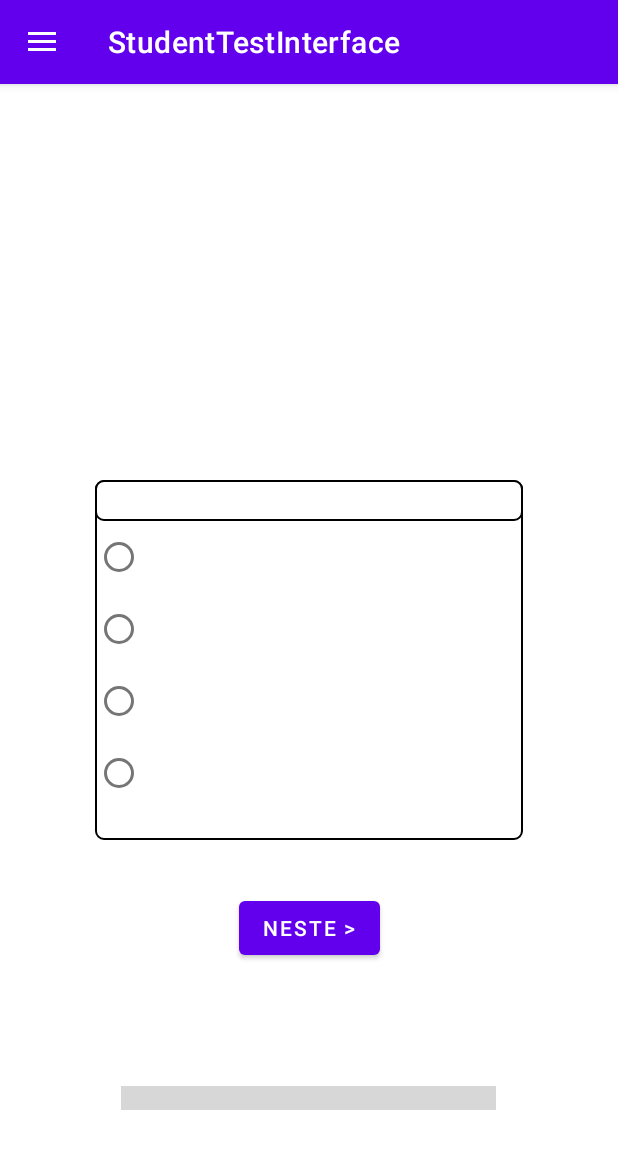
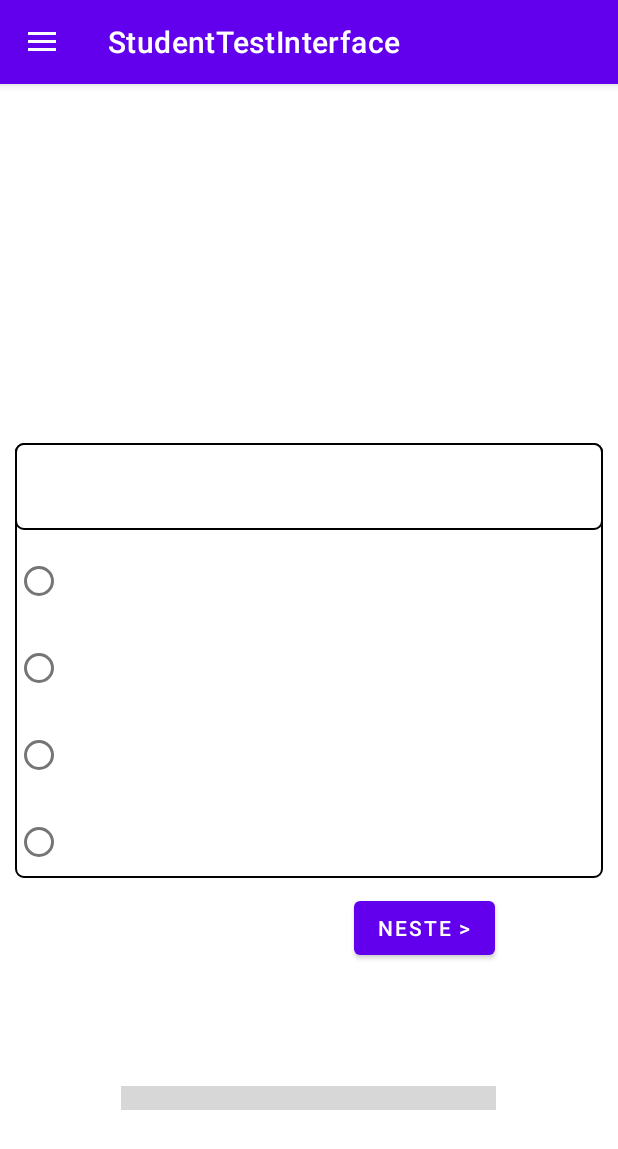
Before and after one commit to karl0573/StudentTestInterfaceApp, an Android app: the ProveActivity screen opened directly, with no data from a screen before it, on a phone screen of 412 x 824 dp. Shown: the top 1149 px of the screen. Run offline under Robolectric (Android 15) with nearby library versions, the phone set to English and light mode, and no system bars; our stand-ins replace data binding; 3 statements that could not run were skipped.

Commit message:
"Forrige" knapp

```diff
--- a/app/src/main/res/layout/activity_prove.xml
+++ b/app/src/main/res/layout/activity_prove.xml
@@ -1,12 +1,13 @@
 <?xml version="1.0" encoding="utf-8"?>
 <layout xmlns:android="http://schemas.android.com/apk/res/android"
     xmlns:app="http://schemas.android.com/apk/res-auto"
-    xmlns:tools="http://schemas.android.com/tools">
+    xmlns:tools="http://schemas.android.com/tools"
+    android:layout_marginTop="-200dp">
 
     <androidx.drawerlayout.widget.DrawerLayout
+        android:id="@+id/drawerLayout"
         android:layout_width="match_parent"
         android:layout_height="match_parent"
-        android:id="@+id/drawerLayout"
         tools:context=".ProveActivity">
 
         <androidx.constraintlayout.widget.ConstraintLayout
@@ -45,8 +46,10 @@
 
             <RadioGroup
                 android:id="@+id/contactgroup"
-            android:layout_width="285dp"
-            android:layout_height="240dp"
+                android:layout_width="match_parent"
+                android:layout_height="wrap_content"
+                android:layout_marginStart="10dp"
+                android:layout_marginEnd="10dp"
                 android:background="@drawable/border"
                 app:layout_constraintBottom_toBottomOf="parent"
                 app:layout_constraintEnd_toEndOf="parent"
@@ -58,6 +61,8 @@
                     android:layout_width="match_parent"
                     android:layout_height="wrap_content"
                     android:background="@drawable/border"
+                    android:paddingTop="15dp"
+                    android:paddingBottom="15dp"
                     android:textAlignment="center"
                     android:textSize="20sp" />
 
@@ -65,28 +70,42 @@
                     android:id="@+id/radio1"
                     android:layout_width="match_parent"
                     android:layout_height="wrap_content"
-                 />
+                    android:layout_marginTop="10dp" />
 
                 <RadioButton
                     android:id="@+id/radio2"
                     android:layout_width="match_parent"
                     android:layout_height="wrap_content"
-                />
+                    android:layout_marginTop="10dp" />
 
                 <RadioButton
                     android:id="@+id/radio3"
                     android:layout_width="match_parent"
                     android:layout_height="wrap_content"
-                 />
+                    android:layout_marginTop="10dp" />
 
                 <RadioButton
                     android:id="@+id/radio4"
                     android:layout_width="match_parent"
                     android:layout_height="wrap_content"
-                 />
-
+                    android:layout_marginTop="10dp" />
 
             </RadioGroup>
+
+            <Button
+                android:id="@+id/forrigeKnapp"
+                android:layout_width="wrap_content"
+                android:layout_height="wrap_content"
+                android:layout_gravity="center"
+                android:onClick="forrigeSpørsmål"
+                android:text="@string/forrige_knapp_txt"
+                android:visibility="gone"
+                app:layout_constraintBottom_toBottomOf="parent"
+                app:layout_constraintEnd_toEndOf="parent"
+                app:layout_constraintHorizontal_bias="0.254"
+                app:layout_constraintStart_toStartOf="parent"
+                app:layout_constraintTop_toTopOf="parent"
+                app:layout_constraintVertical_bias="0.748" />
 
             <Button
                 android:id="@+id/button2"
@@ -97,6 +116,7 @@
                 android:text="@string/neste_knapp_txt"
                 app:layout_constraintBottom_toBottomOf="parent"
                 app:layout_constraintEnd_toEndOf="parent"
+                app:layout_constraintHorizontal_bias="0.743"
                 app:layout_constraintStart_toStartOf="parent"
                 app:layout_constraintTop_toTopOf="parent"
                 app:layout_constraintVertical_bias="0.748" />
@@ -119,23 +139,24 @@
                 style="@style/Widget.AppCompat.ProgressBar.Horizontal"
                 android:layout_width="250dp"
                 android:layout_height="wrap_content"
+                android:progress="0"
                 android:scaleY="4"
                 app:layout_constraintBottom_toBottomOf="parent"
                 app:layout_constraintEnd_toEndOf="parent"
                 app:layout_constraintHorizontal_bias="0.498"
                 app:layout_constraintStart_toStartOf="parent"
                 app:layout_constraintTop_toTopOf="parent"
-            app:layout_constraintVertical_bias="0.888"
-            android:progress="0"/>
+                app:layout_constraintVertical_bias="0.888" />
 
         </androidx.constraintlayout.widget.ConstraintLayout>
+
         <com.google.android.material.navigation.NavigationView
             android:id="@+id/navView"
             android:layout_width="wrap_content"
             android:layout_height="match_parent"
-            app:menu="@menu/meny_liste"
             android:layout_gravity="start"
-            android:fitsSystemWindows="true"/>
+            android:fitsSystemWindows="true"
+            app:menu="@menu/meny_liste" />
 
     </androidx.drawerlayout.widget.DrawerLayout>
 </layout>
--- a/app/src/main/res/values/strings.xml
+++ b/app/src/main/res/values/strings.xml
@@ -7,6 +7,7 @@
     <string name="login">Login</string>
     <string name="passord">Passord</string>
     <string name="neste_knapp_txt">Neste ></string>
+    <string name="forrige_knapp_txt">Forrige</string>
     <string name="avslutt_knapp_txt">Avslutt</string>
     <string name="resultatTxt">Ditt resultat</string>
     <string name="scoreTxt">Din score: 7/10</string>
```
Also changed, not shown: app/src/main/java/com/example/datahentingtest/ProveActivity.kt (+74 -10 lines), app/src/main/java/com/example/datahentingtest/Svar.kt (added, +8 -0 lines). Lines whose indentation alone changed are shown as unchanged.
